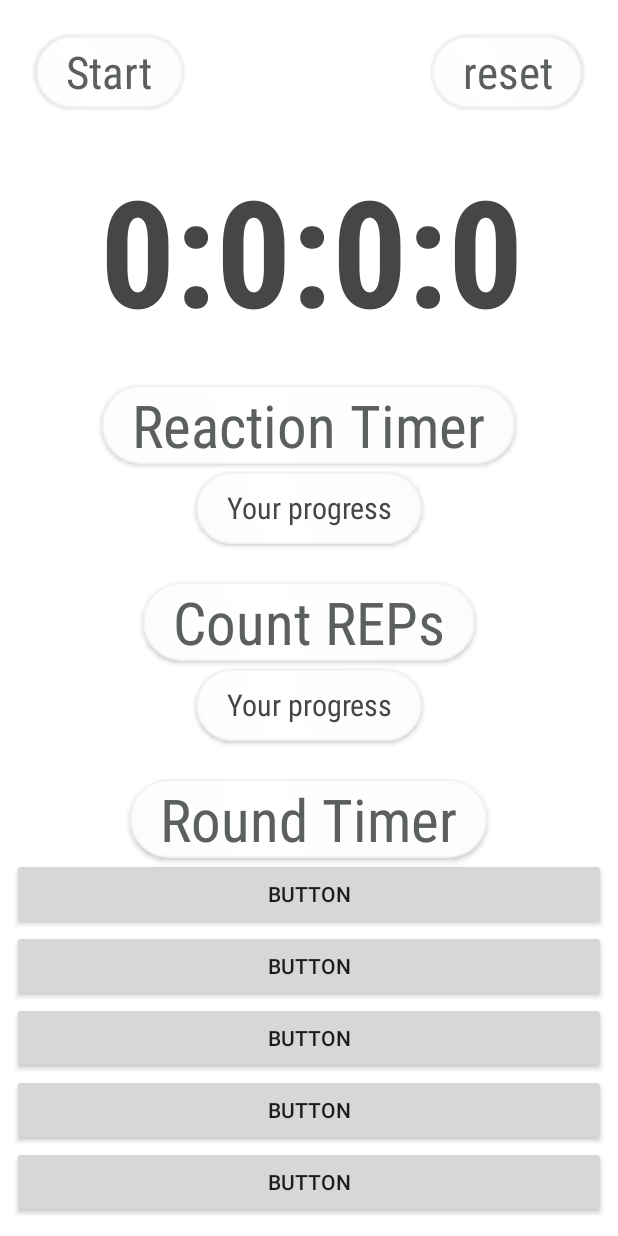
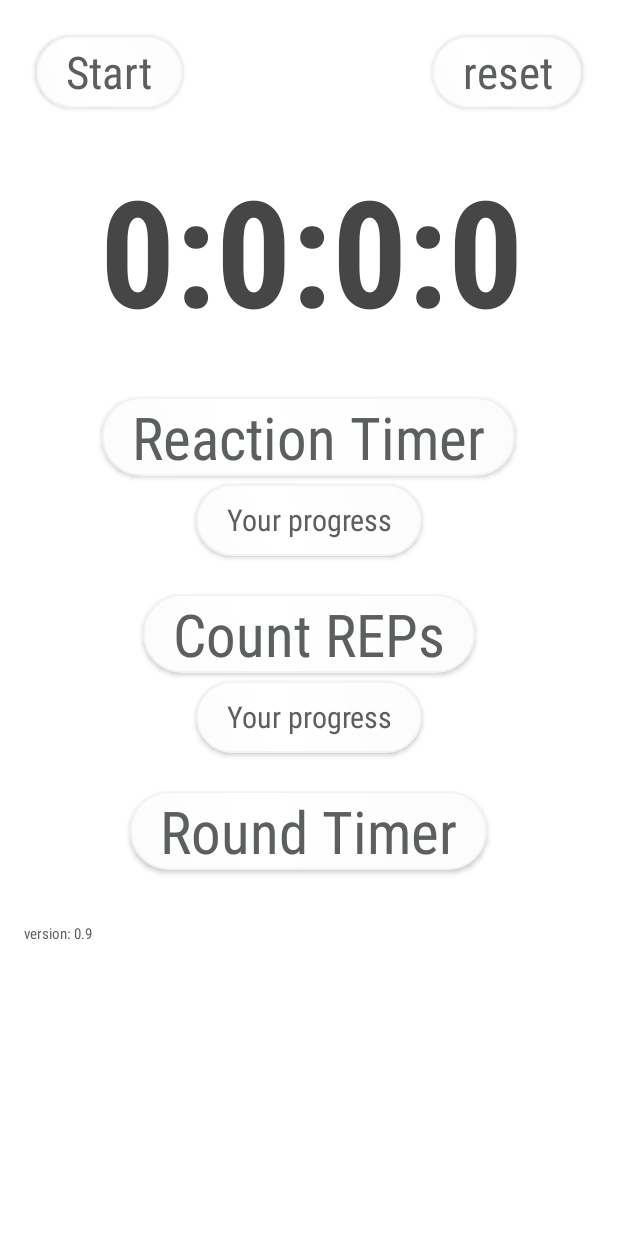
Before and after one commit to JapiGitHub/SmartStopWatch, an Android app: the screen it shows after launch (MainMenuActivity), on a phone screen of 412 x 824 dp. Run offline under Robolectric (Android 15) with nearby library versions, the phone set to English and light mode, and no system bars; our stand-ins replace AdMob; 8 statements that could not run were skipped.

Commit message:
v0.97.02.420

```diff
--- a/app/src/main/java/com/example/janne/smartstopwatch01/CounterActivity.kt
+++ b/app/src/main/java/com/example/janne/smartstopwatch01/CounterActivity.kt
@@ -225,7 +225,7 @@ class CounterActivity : AppCompatActivity() {
                     runOnUiThread { tv_info.text ="max : $maxAmpEver" }
                 }*/
 
-                println("KONSOLI   :   phase 2")
+
                 runOnUiThread {
                     x = x + 1
                     series.appendData(DataPoint(x, ViimeisinMaxAmplitude), true, 50)
@@ -619,7 +619,7 @@ class CounterActivity : AppCompatActivity() {
     companion object {
 
         private var sampleRate = 8000
-        private val SAMPLE_DELAY = 90
+        private val SAMPLE_DELAY = 50
 
         //private val LOG_TAG = "AudioRecordTest"
         val REQUEST_RECORD_AUDIO_PERMISSION = 200
--- /dev/null
+++ b/app/src/main/res/drawable/roundedbuttonsorange.xml
@@ -0,0 +1,25 @@
+<?xml version="1.0" encoding="utf-8"?>
+<shape xmlns:android="http://schemas.android.com/apk/res/android" android:shape="rectangle" >
+    <corners
+            android:radius="25dp"
+    />
+    <gradient
+            android:angle="45"
+            android:centerX="35%"
+            android:centerColor="#ff6600"
+            android:startColor="#ff924a"
+            android:endColor="#ff972f"
+            android:type="linear"
+    />
+    <padding
+            android:left="20dp"
+            android:top="0dp"
+            android:right="20dp"
+            android:bottom="0dp"
+    />
+
+    <stroke
+            android:width="1dp"
+            android:color="#f2f3f5"
+    />
+</shape>
--- a/app/src/main/res/layout/activity_main_menu.xml
+++ b/app/src/main/res/layout/activity_main_menu.xml
@@ -28,7 +28,7 @@
             android:id="@+id/butt_start" app:layout_constraintTop_toTopOf="parent"
             android:layout_marginTop="24dp" android:layout_marginLeft="24dp" app:layout_constraintLeft_toLeftOf="parent"
             android:textColor="#5b605f" android:fontFamily="sans-serif-condensed" android:textSize="30sp"
-            android:textAllCaps="false"/>
+            android:textAllCaps="false" android:layout_marginStart="24dp"/>
     <Button
             android:text="reset"
             android:background="@drawable/roundedbuttons"
@@ -39,28 +39,23 @@
             android:textAppearance="@style/TextAppearance.AppCompat.Small" android:textSize="30sp"
             android:fontFamily="sans-serif-condensed" android:textColor="#5b605f"
             android:layout_marginRight="24dp" app:layout_constraintRight_toRightOf="parent"
-            android:textAllCaps="false"/>
-    <com.google.android.gms.ads.AdView
-            xmlns:ads="http://schemas.android.com/apk/res-auto"
-            android:id="@+id/adViewTestii"
-            ads:adSize="BANNER"
-            ads:adUnitId="ca-app-pub-3940256099942544/6300978111"
-            android:layout_centerHorizontal="true"
-            android:layout_alignParentBottom="true"
-            android:layout_width="wrap_content"
-            android:layout_height="wrap_content"
-            ads:layout_constraintBottom_toBottomOf="parent"
-            android:layout_marginBottom="8dp" android:layout_marginRight="8dp"
-            ads:layout_constraintRight_toRightOf="parent" android:layout_marginLeft="8dp"
-            ads:layout_constraintLeft_toLeftOf="parent">
-    </com.google.android.gms.ads.AdView>
+            android:textAllCaps="false" android:layout_marginEnd="24dp"/>
 
-    <ScrollView android:layout_width="0dp" android:layout_height="0dp"
+    <FrameLayout
+            android:layout_width="0dp"
+            android:layout_height="0dp"
+            app:layout_constraintBottom_toBottomOf="parent" android:layout_marginBottom="8dp"
+            android:layout_marginRight="8dp" app:layout_constraintRight_toRightOf="parent"
+            android:layout_marginLeft="8dp" app:layout_constraintLeft_toLeftOf="parent"
+            android:layout_marginTop="8dp" app:layout_constraintTop_toBottomOf="@+id/tv_BasicStopwatch"
+    android:paddingBottom="10dp">
+
+        <ScrollView android:layout_width="match_parent" android:layout_height="match_parent"
                     android:layout_marginRight="8dp" app:layout_constraintRight_toRightOf="parent"
                     android:layout_marginLeft="8dp" app:layout_constraintLeft_toLeftOf="parent"
                     android:layout_marginStart="8dp" android:layout_marginEnd="8dp" android:id="@+id/scrollView4"
                     android:layout_marginTop="8dp" app:layout_constraintTop_toBottomOf="@+id/tv_BasicStopwatch"
-                app:layout_constraintBottom_toTopOf="@id/adViewTestii">
+        >
 
             <LinearLayout android:layout_width="match_parent" android:layout_height="match_parent"
                           android:orientation="vertical"
@@ -90,7 +85,7 @@
                         app:layout_constraintLeft_toLeftOf="parent" android:layout_marginTop="5dp"
                         app:layout_constraintTop_toBottomOf="@+id/buttReaction"
                         android:textAppearance="@style/TextAppearance.AppCompat.Small" android:textSize="20sp"
-                    android:fontFamily="sans-serif-condensed" android:textColor="#464646"/>
+                        android:fontFamily="sans-serif-condensed" android:textColor="#5b605f"/>
                 <Button
                         android:layout_gravity="center_horizontal"
                         android:text="Count REPs"
@@ -115,14 +110,14 @@
                         app:layout_constraintLeft_toLeftOf="parent" android:layout_marginTop="5dp"
                         app:layout_constraintTop_toBottomOf="@+id/buttCountREPs"
                         android:textAppearance="@style/TextAppearance.AppCompat.Small" android:textSize="20sp"
-                    android:fontFamily="sans-serif-condensed" android:textColor="#464646"/>
+                        android:fontFamily="sans-serif-condensed" android:textColor="#5b605f"/>
                 <Button
                         android:layout_gravity="center_horizontal"
                         android:text="Round Timer"
                         android:background="@drawable/roundedbuttons"
                         android:layout_width="wrap_content"
                         android:layout_height="wrap_content"
-                    android:id="@+id/buttSettings"
+                        android:id="@+id/buttRoundTimer"
                         android:layout_marginTop="25dp"
                         app:layout_constraintTop_toBottomOf="@+id/buttCountHistory"
                         android:layout_marginRight="8dp"
@@ -131,33 +126,33 @@
                         android:textSize="39sp"
                         android:fontFamily="sans-serif-condensed"
                         android:layout_marginLeft="8dp"
-                    app:layout_constraintLeft_toLeftOf="parent" android:textColor="#5b605f"/>
-            <Button
-                    android:layout_gravity="center_horizontal"
-                    android:text="Button"
+                        app:layout_constraintLeft_toLeftOf="parent" android:textColor="#5b605f"
+                        />
+                <TextView
+                        android:paddingTop="35dp"
+                        android:text="version: 0.9"
                         android:layout_width="match_parent"
-                    android:layout_height="wrap_content" android:id="@+id/button2"/>
-            <Button
-                    android:layout_gravity="center_horizontal"
-                    android:text="Button"
-                    android:layout_width="match_parent"
-                    android:layout_height="wrap_content" android:id="@+id/button3"/>
-            <Button
-                    android:layout_gravity="center_horizontal"
-                    android:text="Button"
-                    android:layout_width="match_parent"
-                    android:layout_height="wrap_content" android:id="@+id/button4"/>
-            <Button
-                    android:text="Button"
-                    android:layout_width="match_parent"
-                    android:layout_height="wrap_content" android:id="@+id/button5"/>
-            <Button
-                    android:text="Button"
-                    android:layout_width="match_parent"
-                    android:layout_height="wrap_content" android:id="@+id/button6"/>
+                        android:layout_height="wrap_content" android:id="@+id/textView8" android:textColor="#5b605f"
+                        android:fontFamily="sans-serif-condensed" android:textSize="10sp         "/>
             </LinearLayout>
 
         </ScrollView>
+        <com.google.android.gms.ads.AdView
+                android:layout_gravity="bottom"
+                android:id="@+id/adViewTestii"
+                app:adSize="BANNER"
+                app:adUnitId="ca-app-pub-3940256099942544/6300978111"
+                android:layout_centerHorizontal="true"
+                android:layout_alignParentBottom="true"
+                android:layout_width="wrap_content"
+                android:layout_height="wrap_content"
+                app:layout_constraintBottom_toBottomOf="parent"
+                android:layout_marginBottom="8dp" android:layout_marginRight="8dp"
+                app:layout_constraintRight_toRightOf="parent" android:layout_marginLeft="8dp"
+                app:layout_constraintLeft_toLeftOf="parent" android:layout_marginStart="8dp"
+                android:layout_marginEnd="8dp">
+        </com.google.android.gms.ads.AdView>
+    </FrameLayout>
 
 
     <!--
--- a/app/src/main/res/layout/activity_reaction_ending.xml
+++ b/app/src/main/res/layout/activity_reaction_ending.xml
@@ -15,7 +15,7 @@
             app:layout_constraintTop_toTopOf="parent" android:layout_marginTop="8dp" android:textSize="36sp"
             android:fontFamily="sans-serif-condensed" android:layout_marginLeft="8dp"
             app:layout_constraintLeft_toLeftOf="parent" android:layout_marginRight="8dp"
-            app:layout_constraintRight_toRightOf="parent" android:textColor="#464646"/>
+            app:layout_constraintRight_toRightOf="parent" android:textColor="#5b605f"/>
     <TextView
             android:text="Average"
             android:gravity="center_horizontal"
@@ -48,7 +48,7 @@
             app:layout_constraintLeft_toLeftOf="parent"
             app:layout_constraintHorizontal_bias="0.502" android:layout_marginTop="24dp"
             app:layout_constraintTop_toBottomOf="@+id/tv_Average_RE" android:textSize="18sp"
-            android:textColor="#464646"/>
+            android:textColor="#5b605f"/>
     <TextView
             android:text="This session reaction times  (ms)"
             android:layout_width="wrap_content"
@@ -58,5 +58,5 @@
             app:layout_constraintLeft_toLeftOf="parent" android:layout_marginRight="8dp"
             app:layout_constraintRight_toRightOf="parent" android:layout_marginBottom="8dp"
             app:layout_constraintBottom_toTopOf="@+id/graph_ThisSession" app:layout_constraintHorizontal_bias="0.502"
-            android:textSize="18sp" android:textColor="#464646"/>
+            android:textSize="18sp" android:textColor="#5b605f"/>
 </android.support.constraint.ConstraintLayout>
--- a/app/src/main/res/layout/activity_reaction_history.xml
+++ b/app/src/main/res/layout/activity_reaction_history.xml
@@ -16,7 +16,7 @@
             app:layout_constraintTop_toTopOf="parent" android:layout_marginTop="8dp" android:textSize="36sp"
             android:fontFamily="sans-serif-condensed" android:layout_marginLeft="8dp"
             app:layout_constraintLeft_toLeftOf="parent" android:layout_marginRight="8dp"
-            app:layout_constraintRight_toRightOf="parent" android:textColor="#464646"/>
+            app:layout_constraintRight_toRightOf="parent" android:textColor="#5b605f"/>
 
     <com.jjoe64.graphview.GraphView
             android:layout_width="0dp"
@@ -44,6 +44,6 @@
             app:layout_constraintRight_toRightOf="parent" android:layout_marginLeft="8dp"
             app:layout_constraintLeft_toLeftOf="parent"
             android:layout_marginBottom="8dp"
-            app:layout_constraintBottom_toTopOf="@+id/yourProgressReaction" android:textColor="#464646"
+            app:layout_constraintBottom_toTopOf="@+id/yourProgressReaction" android:textColor="#5b605f"
             android:fontFamily="sans-serif-condensed" android:textSize="24sp"/>
 </android.support.constraint.ConstraintLayout>
```
Also changed, not shown: app/src/main/java/com/example/janne/smartstopwatch01/MainMenuActivity.kt (+30 -10 lines), app/src/main/java/com/example/janne/smartstopwatch01/ReactionActivity.kt (+27 -9 lines), app/src/main/res/layout/activity_count_history.xml (+5 -3 lines), app/src/main/res/layout/activity_round_timer.xml (+10 -14 lines). Lines whose indentation alone changed are shown as unchanged.
